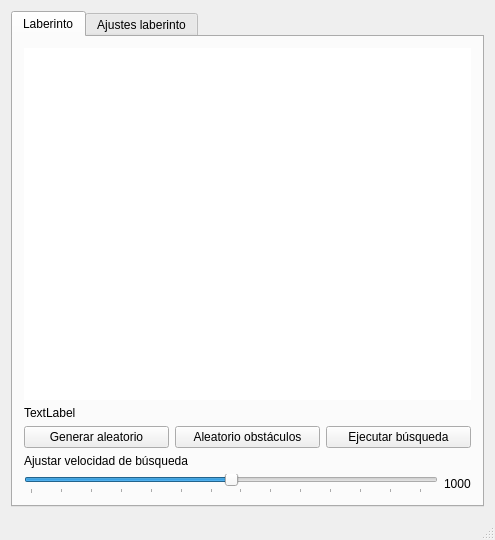
The window that Implementación Gráfica 1/hp_mdl/ventanaprincipal.ui (Rafaherrero/ia) describes before a commit, drawn with Qt 5.
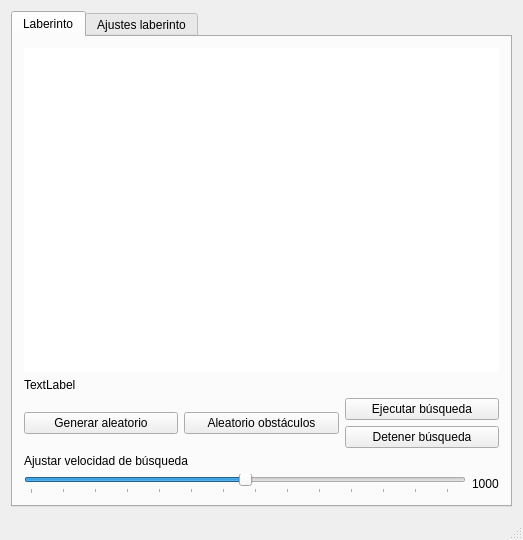
The same window after the commit.

Commit message: Añadido botones de play y stop para la búsqueda. Arreglado problema de creación de laberintos mientras se está ejecutando la búsqueda

```diff
--- a/Implementación Gráfica 1/hp_mdl/ventanaprincipal.ui
+++ b/Implementación Gráfica 1/hp_mdl/ventanaprincipal.ui
@@ -6,7 +6,7 @@
    <rect>
     <x>0</x>
     <y>0</y>
-    <width>495</width>
+    <width>523</width>
     <height>540</height>
    </rect>
   </property>
@@ -158,6 +158,11 @@
            </widget>
           </item>
           <item>
+           <layout class="QVBoxLayout" name="verticalLayout_4">
+            <property name="rightMargin">
+             <number>0</number>
+            </property>
+            <item>
            <widget class="QPushButton" name="play_lab">
             <property name="sizePolicy">
              <sizepolicy hsizetype="MinimumExpanding" vsizetype="Fixed">
@@ -168,7 +173,34 @@
             <property name="text">
              <string>Ejecutar búsqueda</string>
             </property>
-           </widget>
+              <property name="iconSize">
+               <size>
+                <width>16</width>
+                <height>16</height>
+               </size>
+              </property>
+             </widget>
+            </item>
+            <item>
+             <widget class="QPushButton" name="stop_lab">
+              <property name="sizeIncrement">
+               <size>
+                <width>16</width>
+                <height>0</height>
+               </size>
+              </property>
+              <property name="text">
+               <string>Detener búsqueda</string>
+              </property>
+              <property name="iconSize">
+               <size>
+                <width>16</width>
+                <height>16</height>
+               </size>
+              </property>
+             </widget>
+            </item>
+           </layout>
           </item>
          </layout>
         </item>
```
Left out of the diff: 14 changed lines with no effect on the pictures. Lines whose indentation alone changed are shown as unchanged. The commit also changes 4 other files.
